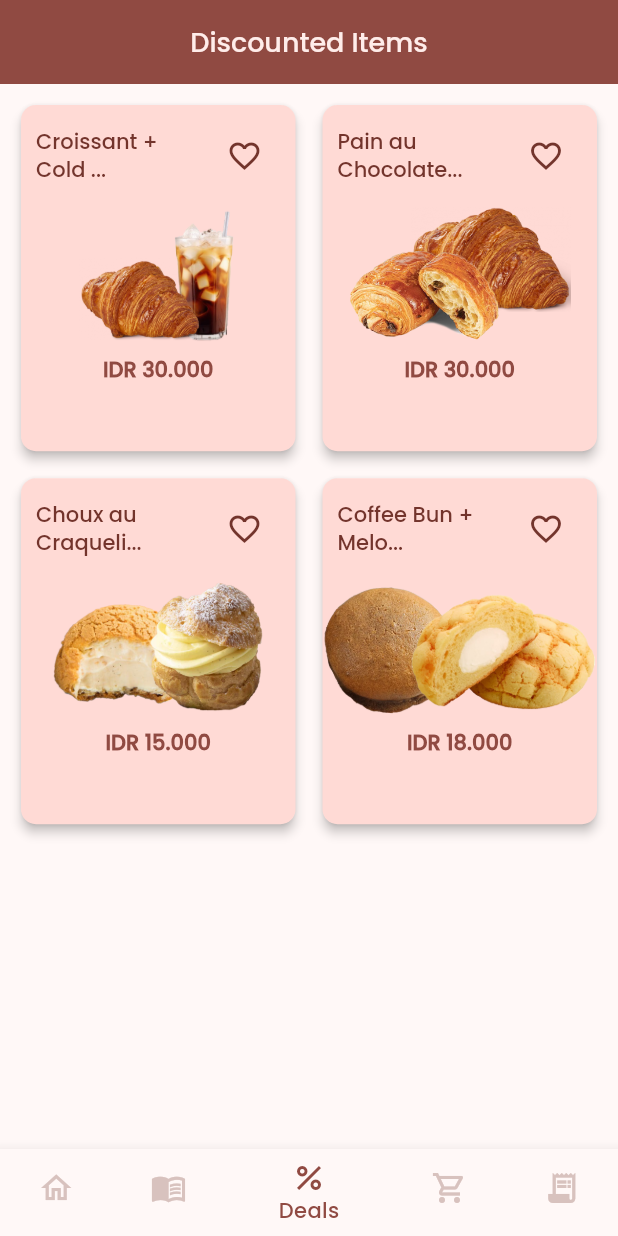
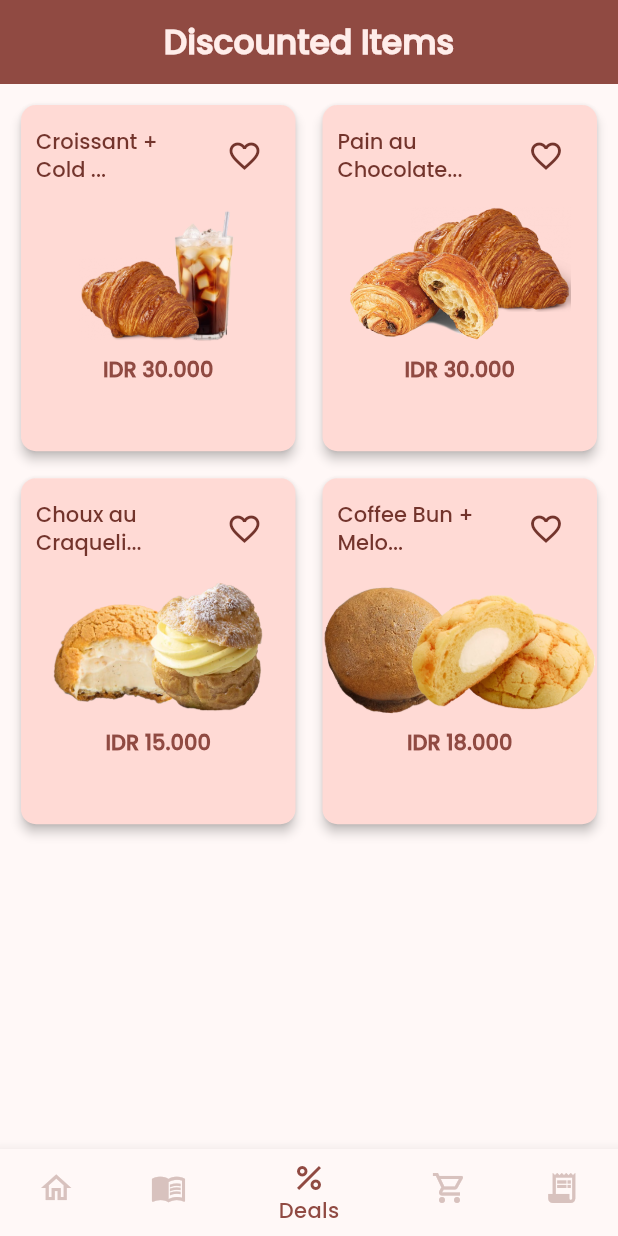
Before and after one commit to lookas15/IEatBread, a Flutter app: the screen it shows after launch, item 3 of the bottom bar chosen, on a phone screen of 412 x 824 dp. Run offline on Flutter 3.47's test engine with Material 2 defaults, Android fonts, the phone set to English and light mode, and no system bars; our stand-ins replace badges, shared_preferences, sqflite; accounts and stored records are empty.

Commit message:
Giving font style to App Bar

```diff
--- a/lib/screens/deals.dart
+++ b/lib/screens/deals.dart
@@ -36,8 +36,9 @@ class _DealsState extends State<Deals> with SingleTickerProviderStateMixin {
             child: Text(
               'Discounted Items',
               style: textStyle.headlineMedium!.copyWith(
-                color: colorScheme.onInverseSurface,
-              ),
+                  color: colorScheme.onInverseSurface,
+                  fontSize: 22,
+                  fontWeight: FontWeight.bold),
             ),
           ),
         ),
@@ -47,8 +48,7 @@ class _DealsState extends State<Deals> with SingleTickerProviderStateMixin {
             children: categories.map((category) {
               return MenuCard(
                 category: category,
-                quantityNotifier: ValueNotifier<int>(
-                    0), // Tambahkan ValueNotifier dengan nilai awal 0
+                quantityNotifier: ValueNotifier<int>(0),
               );
             }).toList(),
           ),
```
